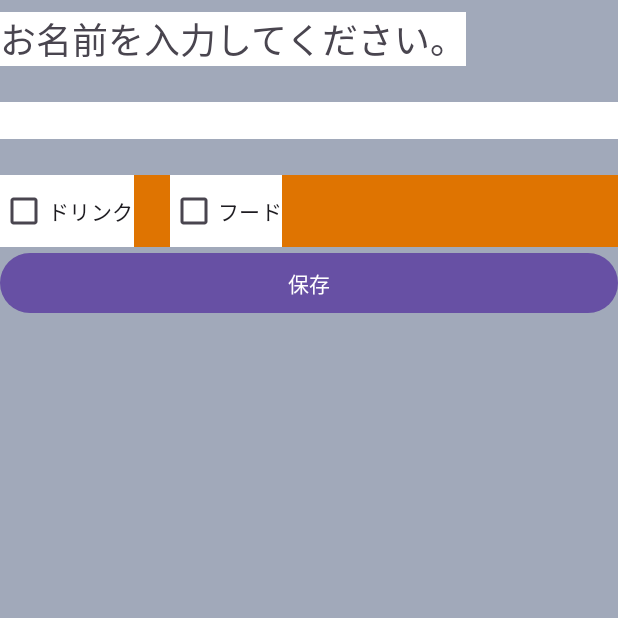
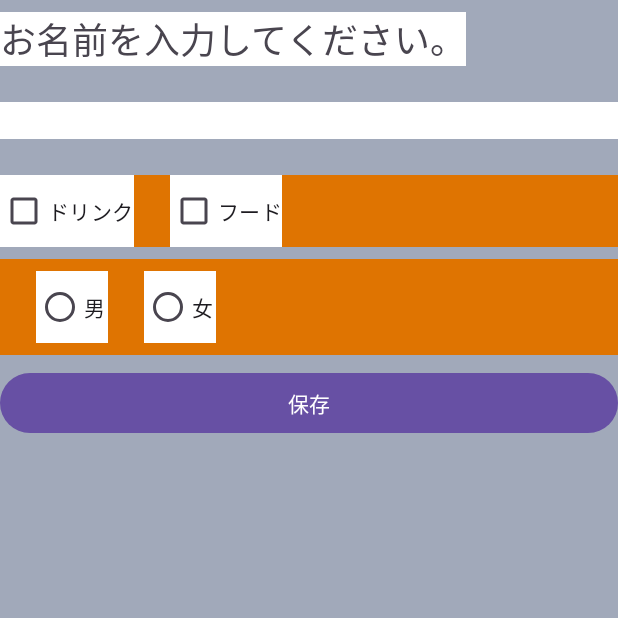
Before and after one commit to itc-s22021/Android1, an Android app: the screen it shows after launch (MainActivity), on a phone screen of 412 x 824 dp, the top half of it. Run offline under Robolectric (Android 15) with nearby library versions, the phone set to English and light mode, and no system bars.

Commit message:
3.6ラジオボタンの追加

```diff
--- a/ViewSample/app/src/main/res/layout/activity_main.xml
+++ b/ViewSample/app/src/main/res/layout/activity_main.xml
@@ -47,7 +47,35 @@
             android:layout_height="wrap_content"
             android:background="#ffffff"
             android:text="@string/cd_food" />
+
     </LinearLayout>
+
+    <RadioGroup
+        android:layout_width="match_parent"
+        android:layout_height="wrap_content"
+        android:layout_marginTop="8dp"
+        android:layout_marginBottom="8dp"
+        android:background="#df7401"
+        android:orientation="horizontal"
+        android:paddingTop="8dp"
+        android:paddingBottom="8dp" >
+
+        <RadioButton
+            android:id="@+id/rbMale"
+            android:layout_width="wrap_content"
+            android:layout_height="wrap_content"
+            android:layout_marginStart="24dp"
+            android:layout_marginEnd="24dp"
+            android:background="#ffffff"
+            android:text="@string/rb_male" />
+
+        <RadioButton
+            android:id="@+id/rbFemale"
+            android:layout_width="wrap_content"
+            android:layout_height="wrap_content"
+            android:background="#ffffff"
+            android:text="@string/rb_female" />
+    </RadioGroup>
 
     <Button
         android:id="@+id/btSave"
--- a/ViewSample/app/src/main/res/values/strings.xml
+++ b/ViewSample/app/src/main/res/values/strings.xml
@@ -4,4 +4,6 @@
     <string name="bt_save">保存</string>
     <string name="cd_drink">ドリンク</string>
     <string name="cd_food">フード</string>
+    <string name="rb_male">男</string>
+    <string name="rb_female">女</string>
 </resources>
```
